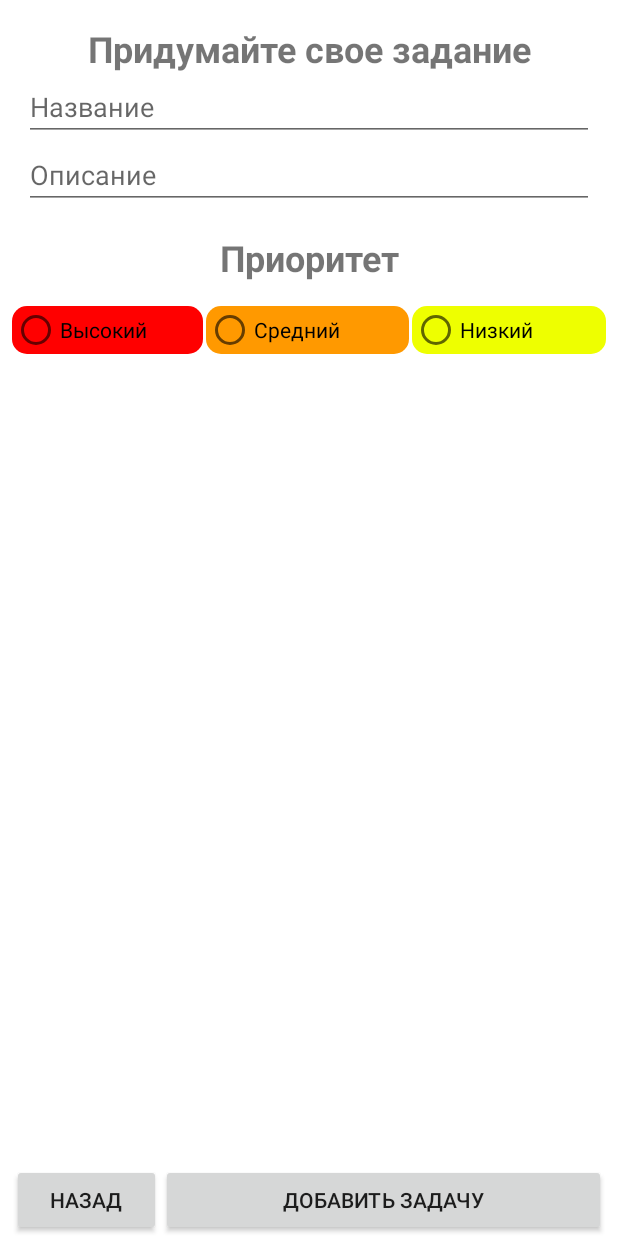
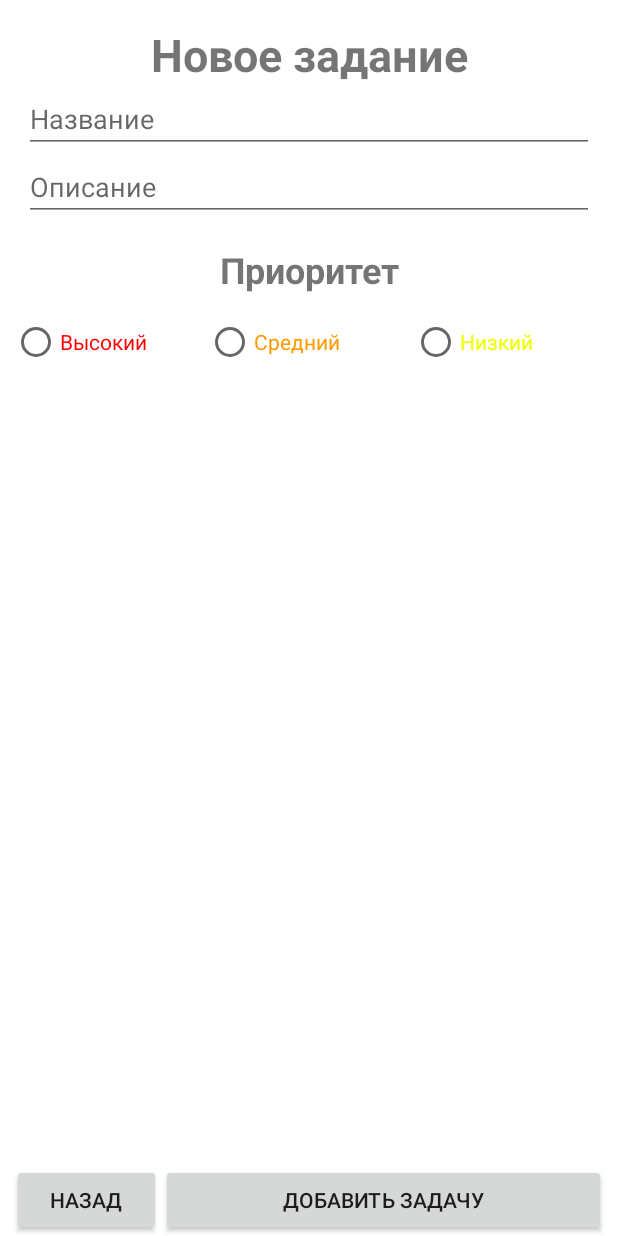
Before and after one commit to ArtemKovaa/DiceTasks, an Android app: the screen it shows after launch (MainActivity), item 2 of the bottom bar chosen, on a phone screen of 412 x 824 dp. Run offline under Robolectric (Android 15) with nearby library versions, the phone set to English and light mode, and no system bars; our stand-ins replace Room's generated code, RxJava.

Commit message:
Little design fixes

```diff
--- a/app/src/main/java/com/example/dicetasks/data/TaskAdapter.java
+++ b/app/src/main/java/com/example/dicetasks/data/TaskAdapter.java
@@ -15,7 +15,11 @@ import com.example.dicetasks.MainActivity;
 import com.example.dicetasks.MainFragment;
 import com.example.dicetasks.R;
 
+import java.util.ArrayList;
+import java.util.Collections;
+import java.util.Comparator;
 import java.util.List;
+import java.util.function.Function;
 
 public class TaskAdapter extends RecyclerView.Adapter<TaskAdapter.ViewHolder> {
 
--- a/app/src/main/java/com/example/dicetasks/data/TasksDao.java
+++ b/app/src/main/java/com/example/dicetasks/data/TasksDao.java
@@ -17,6 +17,6 @@ public interface TasksDao {
     @Query("SELECT * FROM tasks WHERE id=:id")
     Observable<Task> getById(int id);
 
-    @Query("SELECT * FROM tasks")
+    @Query("SELECT * FROM tasks ORDER BY taskPriority DESC")
     Observable<List<Task>> getTasks();
 }
--- a/app/src/main/res/layout/fragment_new_task.xml
+++ b/app/src/main/res/layout/fragment_new_task.xml
@@ -13,8 +13,8 @@
         android:layout_marginTop="16dp"
         android:layout_marginEnd="16dp"
         android:textStyle="bold"
-        android:text="Придумайте свое задание"
-        android:textSize="24sp"
+        android:text="Новое задание"
+        android:textSize="30sp"
         app:layout_constraintBottom_toTopOf="@id/taskHeaderEditText"
         app:layout_constraintStart_toStartOf="parent"
         app:layout_constraintTop_toTopOf="parent"
@@ -77,7 +77,7 @@
             android:layout_marginEnd="2dp"
             android:layout_weight="1"
             android:text="Высокий"
-            android:background="@drawable/back_red_radiobutton"
+            android:textColor="@color/red"
             app:layout_constraintEnd_toStartOf="@+id/medium_priority_button"
             app:layout_constraintStart_toStartOf="parent" />
 
@@ -88,7 +88,7 @@
             android:layout_weight="1"
             android:text="Средний"
             android:layout_marginEnd="2dp"
-            android:background="@drawable/back_orange_radiobutton"
+            android:textColor="@color/orange"
             app:layout_constraintEnd_toStartOf="@+id/addTaskButton"
             app:layout_constraintStart_toStartOf="parent" />
 
@@ -99,7 +99,7 @@
             android:layout_marginEnd="@dimen/margin_half"
             android:layout_weight="1"
             android:text="Низкий"
-            android:background="@drawable/back_yellow_radiobutton"
+            android:textColor="@color/yellow"
             app:layout_constraintEnd_toStartOf="@+id/addTaskButton"
             app:layout_constraintStart_toStartOf="parent" />
 
```
Also changed, not shown: app/src/main/res/layout/task_card.xml (+8 -1 lines).
